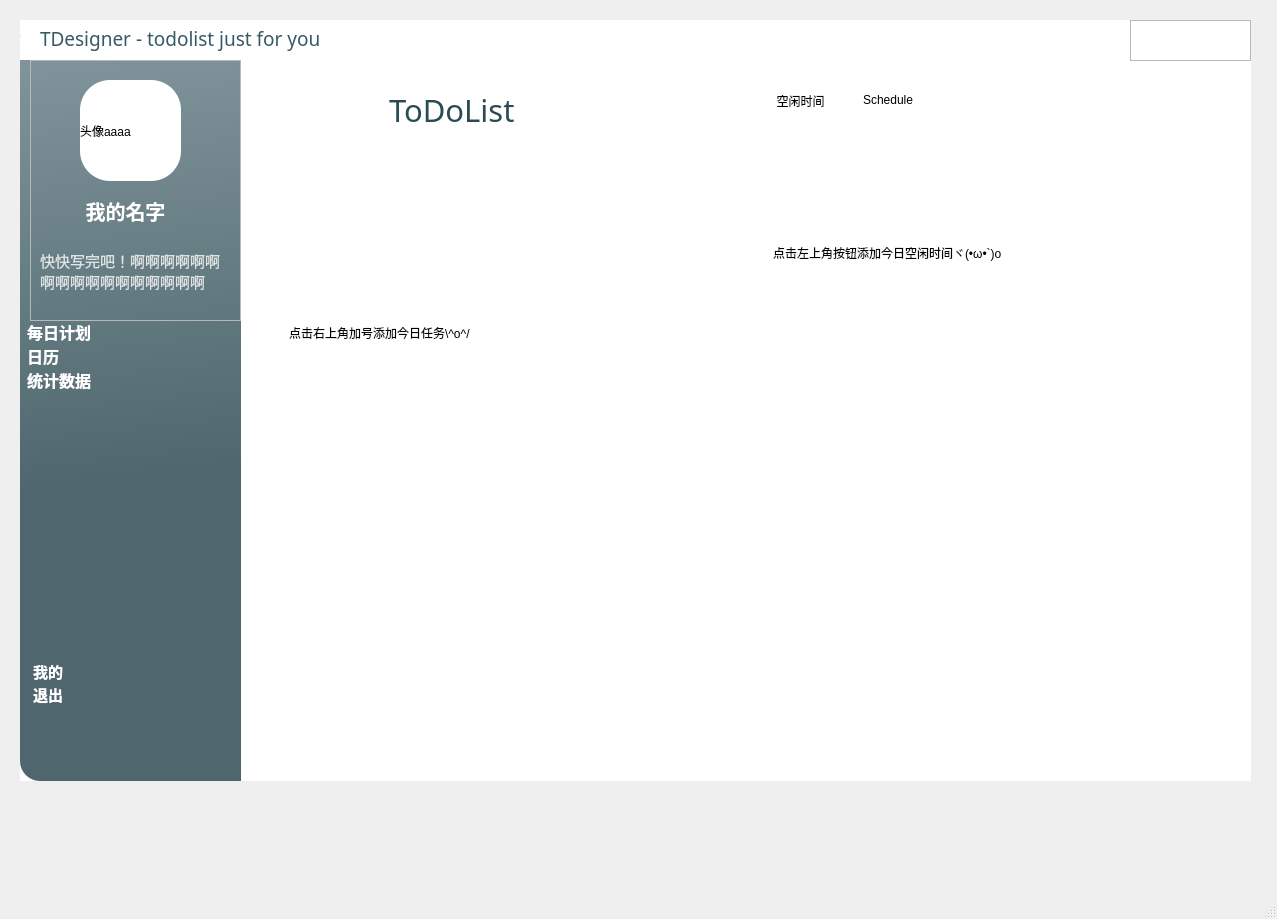
Before: the Qt Designer form frontend/main_interface.ui in AiDahanwen/BUAA_2024_Python_Project, drawn with Qt 5.
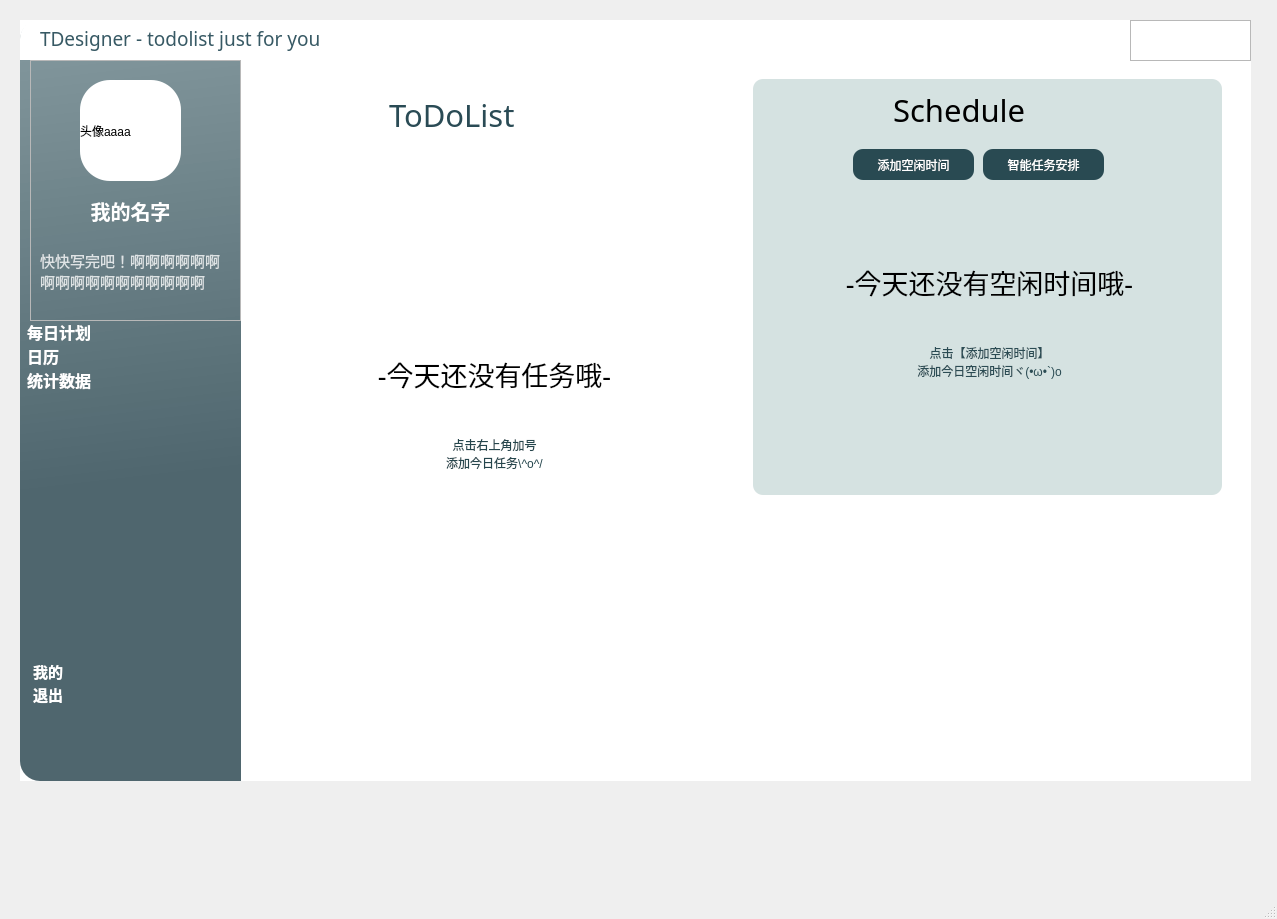
After: the same form once the commit is applied. The open tabs and pages were chosen to show the change. Icons and pictures are not drawn.

Commit message: frontend-modify main_interface's background and modify free_time-cuzn

Patch:
```diff
--- a/frontend/main_interface.ui
+++ b/frontend/main_interface.ui
@@ -275,9 +275,9 @@
                  <property name="geometry">
                   <rect>
                    <x>130</x>
-                   <y>10</y>
+                   <y>0</y>
                    <width>191</width>
-                   <height>41</height>
+                   <height>71</height>
                   </rect>
                  </property>
                  <property name="font">
@@ -301,10 +301,10 @@
                 <widget class="QPushButton" name="pushButton_M_addtask">
                  <property name="geometry">
                   <rect>
-                   <x>400</x>
-                   <y>10</y>
-                   <width>31</width>
-                   <height>23</height>
+                   <x>389</x>
+                   <y>9</y>
+                   <width>61</width>
+                   <height>61</height>
                   </rect>
                  </property>
                  <property name="minimumSize">
@@ -328,8 +328,8 @@
                  </property>
                  <property name="iconSize">
                   <size>
-                   <width>20</width>
-                   <height>20</height>
+                   <width>30</width>
+                   <height>30</height>
                   </size>
                  </property>
                 </widget>
@@ -381,8 +381,8 @@
                        <rect>
                         <x>20</x>
                         <y>170</y>
-                        <width>221</width>
-                        <height>20</height>
+                        <width>411</width>
+                        <height>101</height>
                        </rect>
                       </property>
                       <property name="minimumSize">
@@ -391,16 +391,49 @@
                         <height>20</height>
                        </size>
                       </property>
+                      <property name="font">
+                       <font>
+                        <family>微软雅黑</family>
+                        <pointsize>20</pointsize>
+                        <weight>50</weight>
+                        <italic>false</italic>
+                        <bold>false</bold>
+                       </font>
+                      </property>
                       <property name="styleSheet">
                        <string notr="true">font: 10pt &quot;微软雅黑&quot;;</string>
                       </property>
                       <property name="text">
-                       <string>点击右上角加号添加今日任务\^o^/</string>
+                       <string>-今天还没有任务哦-</string>
+                      </property>
+                      <property name="alignment">
+                       <set>Qt::AlignCenter</set>
                       </property>
                       <property name="wordWrap">
                        <bool>true</bool>
                       </property>
                      </widget>
+                     <widget class="QLabel" name="label_25">
+                      <property name="geometry">
+                       <rect>
+                        <x>0</x>
+                        <y>230</y>
+                        <width>451</width>
+                        <height>141</height>
+                       </rect>
+                      </property>
+                      <property name="styleSheet">
+                       <string notr="true">font: 12pt &quot;微软雅黑&quot;;
+color: rgb(37, 70, 77);</string>
+                      </property>
+                      <property name="text">
+                       <string>点击右上角加号
+添加今日任务\^o^/</string>
+                      </property>
+                      <property name="alignment">
+                       <set>Qt::AlignCenter</set>
+                      </property>
+                     </widget>
                     </widget>
                     <widget class="QWidget" name="page_7">
                      <layout class="QHBoxLayout" name="horizontalLayout_2">
@@ -428,6 +461,27 @@
                   </item>
                  </layout>
                 </widget>
+                <widget class="QLabel" name="label_24">
+                 <property name="geometry">
+                  <rect>
+                   <x>11</x>
+                   <y>-6</y>
+                   <width>451</width>
+                   <height>681</height>
+                  </rect>
+                 </property>
+                 <property name="styleSheet">
+                  <string notr="true">background-color: rgba(255, 255, 255, 150);
+border-radius:20px;</string>
+                 </property>
+                 <property name="text">
+                  <string/>
+                 </property>
+                </widget>
+                <zorder>label_24</zorder>
+                <zorder>label_9</zorder>
+                <zorder>pushButton_M_addtask</zorder>
+                <zorder>frame_11</zorder>
                </widget>
               </item>
              </layout>
@@ -463,8 +517,10 @@
               </size>
              </property>
              <property name="styleSheet">
-              <string notr="true">background-color: rgb(255, 255, 255);
-border-radius:10px;</string>
+              <string notr="true">QFrame#frame_3{
+	background-color: rgba(184, 205, 204, 150);
+border-radius:10px;
+}</string>
              </property>
              <property name="frameShape">
               <enum>QFrame::StyledPanel</enum>
@@ -493,7 +549,7 @@
                 <property name="sizePolicy">
                  <sizepolicy hsizetype="Expanding" vsizetype="Expanding">
                   <horstretch>0</horstretch>
-                  <verstretch>2</verstretch>
+                  <verstretch>4</verstretch>
                  </sizepolicy>
                 </property>
                 <property name="frameShape">
@@ -505,12 +561,21 @@
                 <widget class="QLabel" name="label_4">
                  <property name="geometry">
                   <rect>
-                   <x>110</x>
-                   <y>9</y>
-                   <width>131</width>
-                   <height>24</height>
+                   <x>140</x>
+                   <y>0</y>
+                   <width>201</width>
+                   <height>61</height>
                   </rect>
                  </property>
+                 <property name="font">
+                  <font>
+                   <family>Arial Black</family>
+                   <pointsize>23</pointsize>
+                   <weight>10</weight>
+                   <italic>false</italic>
+                   <bold>false</bold>
+                  </font>
+                 </property>
                  <property name="styleSheet">
                   <string notr="true">font: 75 16pt &quot;Times New Roman&quot;;</string>
                  </property>
@@ -521,26 +586,32 @@
                 <widget class="QPushButton" name="pushButton_M_schedule">
                  <property name="geometry">
                   <rect>
-                   <x>260</x>
-                   <y>10</y>
-                   <width>31</width>
-                   <height>23</height>
+                   <x>230</x>
+                   <y>70</y>
+                   <width>121</width>
+                   <height>31</height>
                   </rect>
                  </property>
                  <property name="minimumSize">
                   <size>
-                   <width>31</width>
-                   <height>23</height>
+                   <width>121</width>
+                   <height>31</height>
                   </size>
                  </property>
                  <property name="styleSheet">
-                  <string notr="true">QPushButton:hover{
+                  <string notr="true">QPushButton{
+	background-color: rgb(41, 74, 82);
+	color: rgb(255, 255, 255);
+	font: 10pt &quot;微软雅黑&quot;;
+border-radius:10px;
+}
+QPushButton:hover{
 	padding-left:5px;
 	padding-top:5px;
 }</string>
                  </property>
                  <property name="text">
-                  <string/>
+                  <string>智能任务安排</string>
                  </property>
                  <property name="icon">
                   <iconset>
@@ -556,20 +627,32 @@
                 <widget class="QPushButton" name="pushButton_M_freetime">
                  <property name="geometry">
                   <rect>
-                   <x>10</x>
-                   <y>10</y>
-                   <width>75</width>
-                   <height>23</height>
+                   <x>100</x>
+                   <y>70</y>
+                   <width>121</width>
+                   <height>31</height>
                   </rect>
                  </property>
+                 <property name="minimumSize">
+                  <size>
+                   <width>121</width>
+                   <height>31</height>
+                  </size>
+                 </property>
                  <property name="styleSheet">
-                  <string notr="true">QPushButton:hover{
+                  <string notr="true">QPushButton{
+	background-color: rgb(41, 74, 82);
+	color: rgb(255, 255, 255);
+	font: 10pt &quot;微软雅黑&quot;;
+border-radius:10px;
+}
+QPushButton:hover{
 	padding-left:5px;
 	padding-top:5px;
 }</string>
                  </property>
                  <property name="text">
-                  <string>空闲时间</string>
+                  <string>添加空闲时间</string>
                  </property>
                 </widget>
                 <zorder>label_4</zorder>
@@ -617,16 +700,58 @@
                      <property name="geometry">
                       <rect>
                        <x>20</x>
-                       <y>100</y>
-                       <width>261</width>
+                       <y>140</y>
+                       <width>431</width>
+                       <height>61</height>
+                      </rect>
+                     </property>
+                     <property name="styleSheet">
+                      <string notr="true">font: 12pt &quot;微软雅黑&quot;;
+color: rgb(43, 76, 84);</string>
+                     </property>
+                     <property name="text">
+                      <string>点击【添加空闲时间】
+添加今日空闲时间ヾ(•ω•`)o</string>
+                     </property>
+                     <property name="alignment">
+                      <set>Qt::AlignCenter</set>
+                     </property>
+                    </widget>
+                    <widget class="QLabel" name="label_26">
+                     <property name="geometry">
+                      <rect>
+                       <x>30</x>
+                       <y>40</y>
+                       <width>411</width>
+                       <height>101</height>
+                      </rect>
+                     </property>
+                     <property name="minimumSize">
+                      <size>
+                       <width>221</width>
                        <height>20</height>
-                      </rect>
+                      </size>
+                     </property>
+                     <property name="font">
+                      <font>
+                       <family>微软雅黑</family>
+                       <pointsize>20</pointsize>
+                       <weight>50</weight>
+                       <italic>false</italic>
+                       <bold>false</bold>
+                      </font>
                      </property>
                      <property name="styleSheet">
-                      <string notr="true">font: 10pt &quot;微软雅黑&quot;;</string>
+                      <string notr="true"/>
                      </property>
                      <property name="text">
-                      <string>点击左上角按钮添加今日空闲时间ヾ(•ω•`)o</string>
+                      <string>-今天还没有空闲时间哦-</string>
+                     </property>
+                     <property name="alignment">
+                      <set>Qt::AlignCenter</set>
+                     </property>
+                     <property name="wordWrap">
+                      <bool>true</bool>
                      </property>
                     </widget>
                    </widget>
@@ -2319,14 +2444,14 @@
        <rect>
         <x>10</x>
         <y>120</y>
-        <width>171</width>
+        <width>181</width>
         <height>61</height>
        </rect>
       </property>
       <property name="minimumSize">
        <size>
-        <width>79</width>
-        <height>40</height>
+        <width>181</width>
+        <height>61</height>
        </size>
       </property>
       <property name="font">
@@ -2519,13 +2644,13 @@
       <rect>
        <x>20</x>
        <y>-7</y>
-       <width>361</width>
+       <width>501</width>
        <height>51</height>
       </rect>
      </property>
      <property name="minimumSize">
       <size>
-       <width>361</width>
+       <width>501</width>
        <height>51</height>
       </size>
      </property>
```
Left out of the diff: 37 changed lines with no effect on the pictures. The commit also changes 5 other files.
